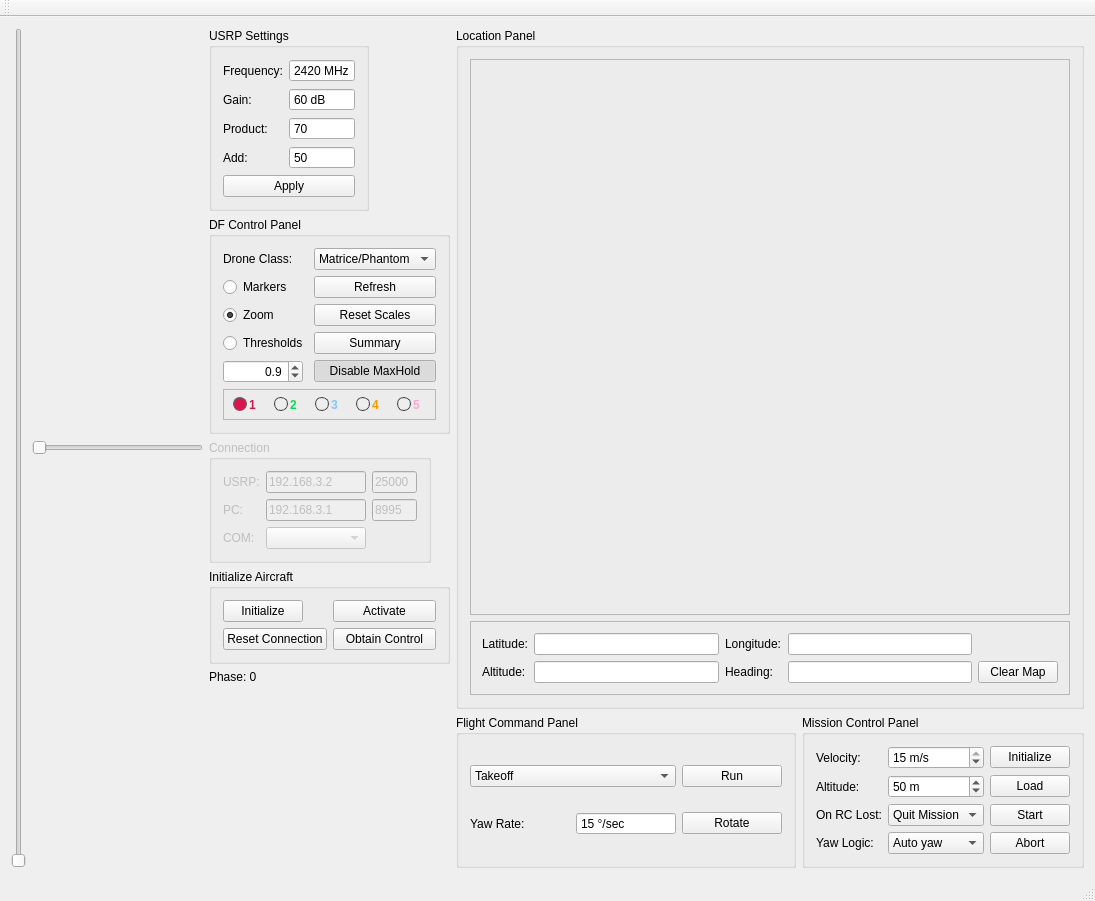
Above: view/mainview.ui from Valkaryne/Matrice600DF before the change. Below: the same form after it.
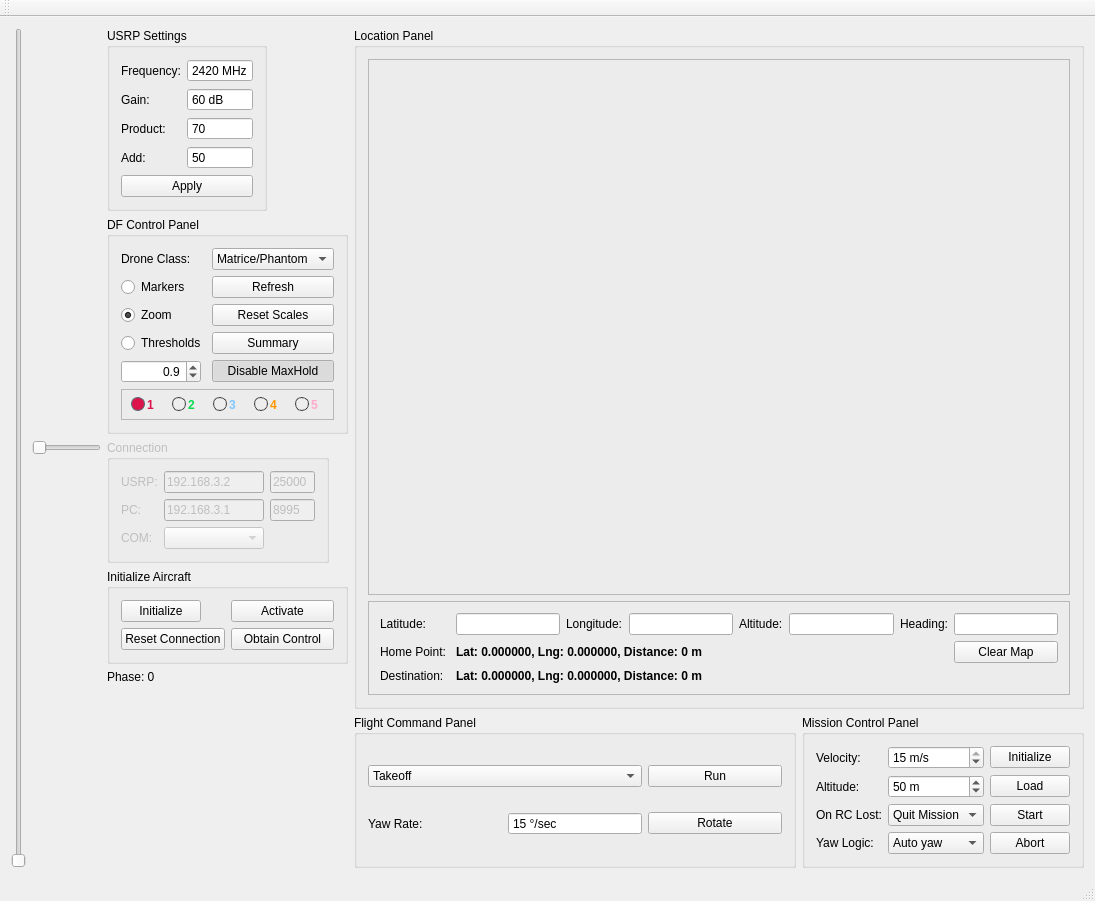
That is the form after the change.

Commit message: started implementing homepoint and destination coordinates

```diff
--- a/view/mainview.ui
+++ b/view/mainview.ui
@@ -975,19 +975,13 @@
             <item row="0" column="1">
              <widget class="QLineEdit" name="le_latitude"/>
             </item>
-            <item row="1" column="2">
-             <widget class="QLabel" name="lbl_heading">
+            <item row="0" column="0">
+             <widget class="QLabel" name="lbl_latitude">
               <property name="text">
-               <string>Heading:</string>
+               <string>Latitude:</string>
               </property>
              </widget>
             </item>
-            <item row="1" column="1">
-             <widget class="QLineEdit" name="le_altitude"/>
-            </item>
-            <item row="0" column="3">
-             <widget class="QLineEdit" name="le_longitude"/>
-            </item>
             <item row="0" column="2">
              <widget class="QLabel" name="lbl_longitude">
               <property name="text">
@@ -995,30 +989,76 @@
               </property>
              </widget>
             </item>
-            <item row="1" column="3">
+            <item row="0" column="3">
+             <widget class="QLineEdit" name="le_longitude"/>
+            </item>
+            <item row="0" column="6">
+             <widget class="QLabel" name="lbl_heading">
+              <property name="text">
+               <string>Heading:</string>
+              </property>
+             </widget>
+            </item>
+            <item row="0" column="5">
+             <widget class="QLineEdit" name="le_altitude"/>
+            </item>
+            <item row="0" column="7">
              <widget class="QLineEdit" name="le_heading"/>
             </item>
-            <item row="0" column="0">
-             <widget class="QLabel" name="lbl_latitude">
-              <property name="text">
-               <string>Latitude:</string>
-              </property>
-             </widget>
-            </item>
-            <item row="1" column="0">
+            <item row="0" column="4">
              <widget class="QLabel" name="lbl_altitude">
               <property name="text">
                <string>Altitude:</string>
               </property>
              </widget>
             </item>
-            <item row="1" column="4">
+            <item row="1" column="7">
              <widget class="QPushButton" name="btn_clearMap">
               <property name="text">
                <string>Clear Map</string>
               </property>
              </widget>
             </item>
+            <item row="2" column="0">
+             <widget class="QLabel" name="lbl_destination">
+              <property name="text">
+               <string>Destination:</string>
+              </property>
+             </widget>
+            </item>
+            <item row="1" column="0">
+             <widget class="QLabel" name="lbl_homePoint">
+              <property name="text">
+               <string>Home Point: </string>
+              </property>
+             </widget>
+            </item>
+            <item row="1" column="1" colspan="6">
+             <widget class="QLabel" name="lbl_hpCoordinates">
+              <property name="font">
+               <font>
+                <weight>75</weight>
+                <bold>true</bold>
+               </font>
+              </property>
+              <property name="text">
+               <string>Lat: 0.000000, Lng: 0.000000, Distance: 0 m</string>
+              </property>
+             </widget>
+            </item>
+            <item row="2" column="1" colspan="6">
+             <widget class="QLabel" name="lbl_dstCoordinates">
+              <property name="font">
+               <font>
+                <weight>75</weight>
+                <bold>true</bold>
+               </font>
+              </property>
+              <property name="text">
+               <string>Lat: 0.000000, Lng: 0.000000, Distance: 0 m</string>
+              </property>
+             </widget>
+            </item>
            </layout>
           </widget>
          </item>
```
Left out of the diff: 4 changed lines with no effect on the pictures.
